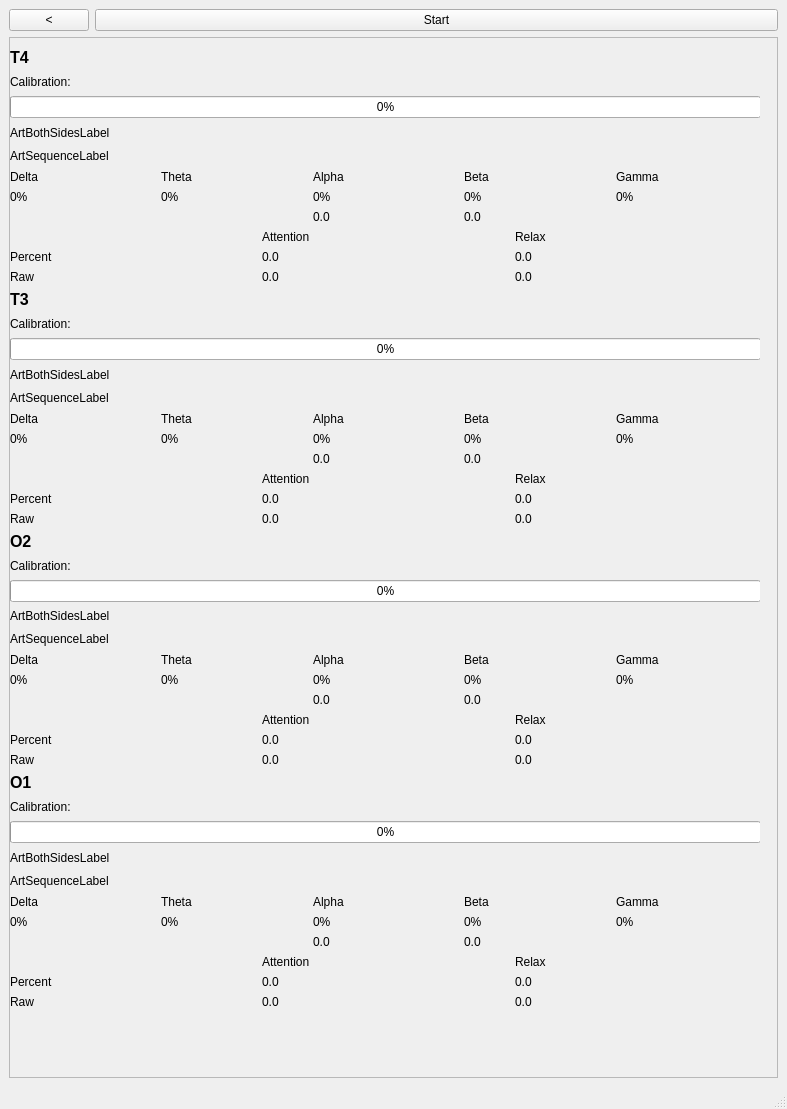
This is BrainBit/neurosamples-main/Bit/ui/EmotionMonopolarScreenUI.ui in simai1/sfedu-hackathon-2025 as Qt 5 draws it before an edit. The edited form follows.
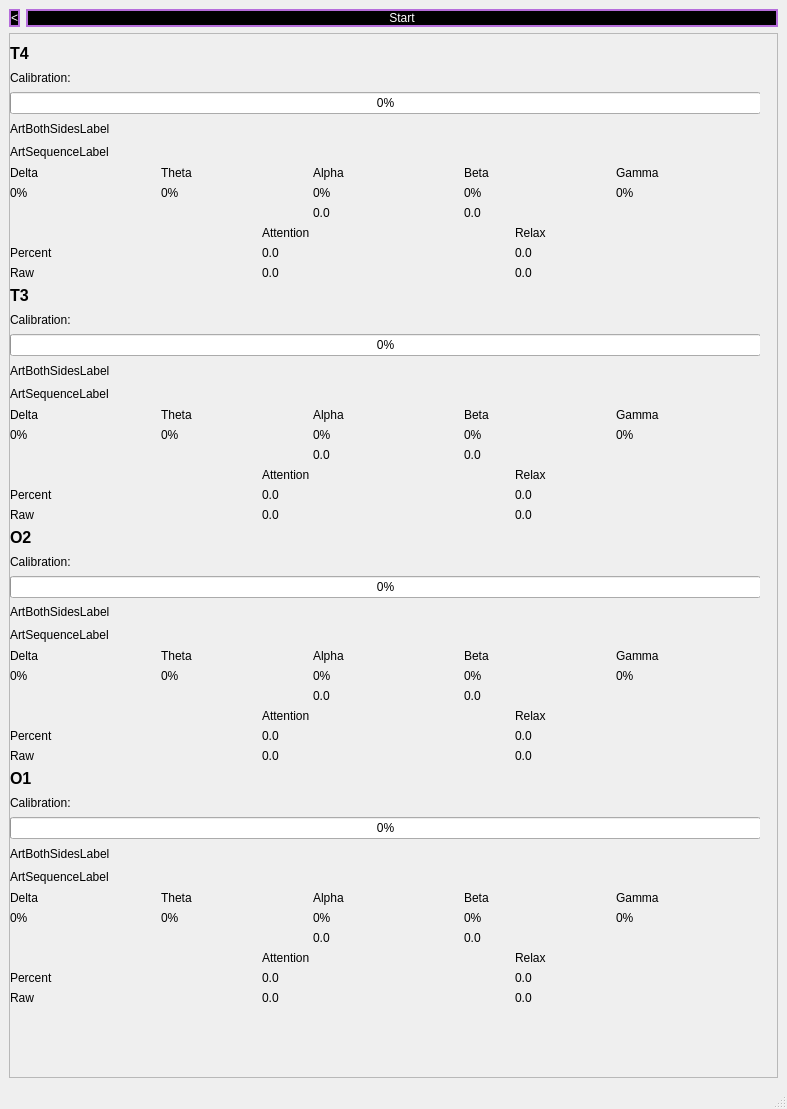
This is the edited form.

Diff of the .ui file:
```diff
--- a/BrainBit/neurosamples-main/Bit/ui/EmotionMonopolarScreenUI.ui
+++ b/BrainBit/neurosamples-main/Bit/ui/EmotionMonopolarScreenUI.ui
@@ -13,12 +13,28 @@
   <property name="windowTitle">
    <string>Emotions monopolar</string>
   </property>
+  <property name="styleSheet">
+   <string notr="true">QPushButton {
+	background-color: black;
+	border: 2px solid #B66DDB;
+	color: white;
+}
+
+QPushButton:disabled {
+	background-color: #808080;
+	border: none;
+	color: #CCCCCC;
+}</string>
+  </property>
   <widget class="QWidget" name="centralwidget">
    <layout class="QVBoxLayout" name="verticalLayout" stretch="0,0">
     <item>
      <layout class="QHBoxLayout" name="horizontalLayout" stretch="0,1">
       <item>
        <widget class="QPushButton" name="backButton">
+        <property name="styleSheet">
+         <string notr="true">background-color: black; border: 2px solid #B66DDB; color: white;</string>
+        </property>
         <property name="text">
          <string>&lt;</string>
         </property>
@@ -26,6 +42,9 @@
       </item>
       <item>
        <widget class="QPushButton" name="startEmotionButton">
+        <property name="styleSheet">
+         <string notr="true">background-color: black; border: 2px solid #B66DDB; color: white;</string>
+        </property>
         <property name="text">
          <string>Start</string>
         </property>
```
